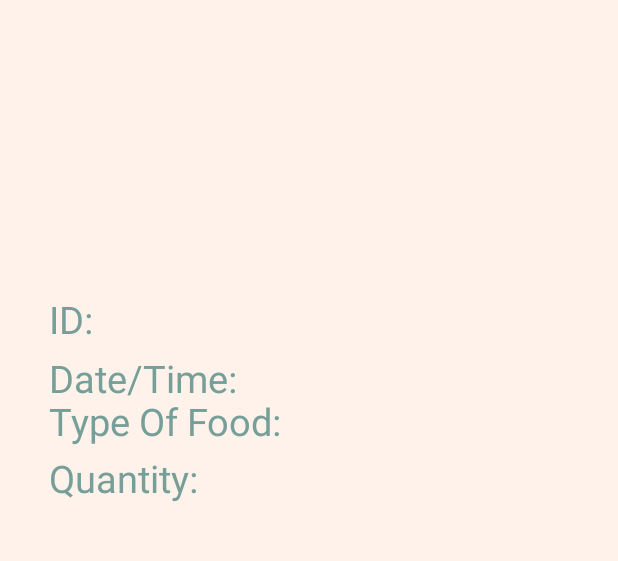
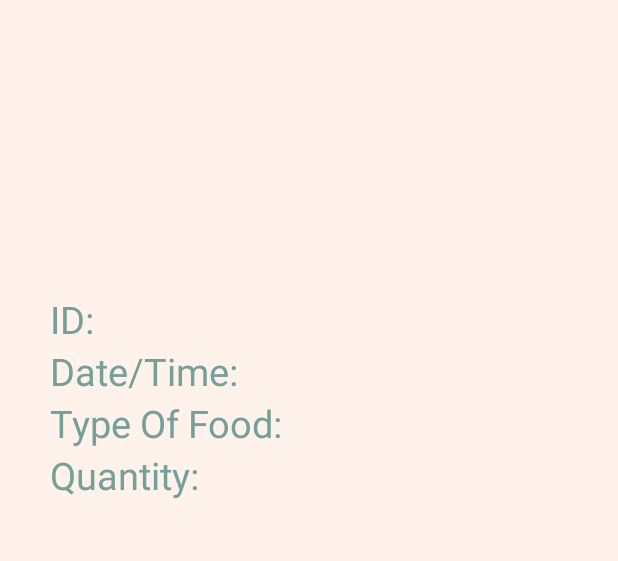
Before and after one commit to bontsdivina/CC107_Sat7301230Group1, an Android app: the FeedDetails screen opened directly, with no data from a screen before it, on a phone screen of 412 x 824 dp, the part 462-1023 px from its top. Run offline under Robolectric (Android 15) with nearby library versions, the phone set to English and light mode, and no system bars; our stand-ins replace Volley; 5 statements that could not run were skipped.

Commit message:
Revert "Merge branch 'main' of https://github.com/bontsdivina/CC107_Sat7301230Group1 into main"
This reverts commit 056026f2e7ee70ea0c7d892084eca0f5f58c5903, reversing
changes made to f21269cb0cb44a689d07931fec3d9e0bbc84ad75.

```diff
--- a/Group1_PROJECT/ANDROID/app/src/main/res/layout/feed_details.xml
+++ b/Group1_PROJECT/ANDROID/app/src/main/res/layout/feed_details.xml
@@ -21,8 +21,8 @@
         app:layout_constraintVertical_bias="0.15"
         app:srcCompat="@drawable/logo1" />
 
-    <RelativeLayout
-        android:layout_width="371dp"
+    <LinearLayout
+        android:layout_width="369dp"
         android:layout_height="204dp"
         android:orientation="vertical"
         app:layout_constraintBottom_toTopOf="@+id/guideline27"
@@ -44,8 +44,6 @@
             android:id="@+id/txtDate"
             android:layout_width="match_parent"
             android:layout_height="wrap_content"
-            android:layout_alignParentTop="true"
-            android:layout_marginTop="39dp"
             android:text="  Date/Time:  "
             android:textColor="#769F9A"
             android:textSize="25sp"
@@ -56,8 +54,6 @@
             android:id="@+id/txtType"
             android:layout_width="match_parent"
             android:layout_height="wrap_content"
-            android:layout_alignParentBottom="true"
-            android:layout_marginBottom="101dp"
             android:text="  Type Of Food:  "
             android:textColor="#769F9A"
             android:textSize="25sp"
@@ -68,15 +64,13 @@
             android:id="@+id/txtQuantity"
             android:layout_width="match_parent"
             android:layout_height="wrap_content"
-            android:layout_alignParentTop="true"
-            android:layout_marginTop="106dp"
             android:text="  Quantity:   "
             android:textColor="#769F9A"
             android:textSize="25sp"
             tools:layout_editor_absoluteX="26dp"
             tools:layout_editor_absoluteY="561dp" />
 
-    </RelativeLayout>
+    </LinearLayout>
 
     <androidx.constraintlayout.widget.Guideline
         android:id="@+id/guideline26"
```
